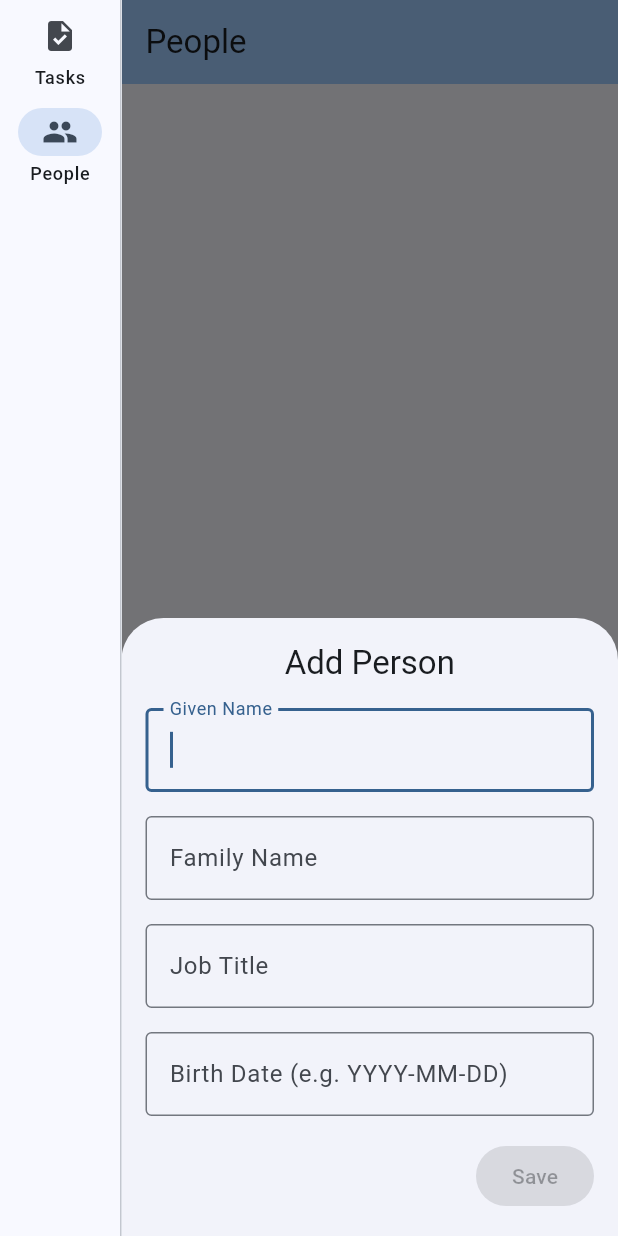
After one commit to mark-dropbear/knowledge_graph, a Flutter app: the screen it shows after launch, after a tap on "People", after a tap on the "add" icon, on a phone screen of 412 x 824 dp. The commit adds this screen. Run offline on Flutter 3.47's test engine with Material 3 defaults, Android fonts, the phone set to English and light mode, and no system bars; our stand-ins replace go_router; missing offline and left inert: data_layer.

Commit message:
feat: implement CRUD functionality and UI for managing people entities

```diff
--- /dev/null
+++ b/lib/data/repositories/person_repository.dart
@@ -0,0 +1,12 @@
+import 'package:data_layer/data_layer.dart';
+import 'package:knowledge_graph/domain/models/person.dart';
+
+class PersonRepository extends Repository<Person> {
+  PersonRepository()
+    : super(
+        SourceList<Person>(
+          bindings: Person.bindings,
+          sources: [LocalMemorySource<Person>(bindings: Person.bindings)],
+        ),
+      );
+}
--- /dev/null
+++ b/lib/domain/models/person.dart
@@ -0,0 +1,78 @@
+import 'package:data_layer/data_layer.dart';
+import 'package:uuid/uuid.dart';
+import 'thing.dart';
+
+class Person implements Thing {
+  @override
+  final String id;
+  @override
+  final String type = 'Person';
+
+  final String? givenName;
+  final String? familyName;
+  final String? jobTitle;
+  final String? birthDate;
+
+  Person({
+    required this.id,
+    this.givenName,
+    this.familyName,
+    this.jobTitle,
+    this.birthDate,
+  }) : assert(
+         (givenName != null && givenName.trim().isNotEmpty) ||
+             (familyName != null && familyName.trim().isNotEmpty),
+         'A Person must have at least a givenName or familyName.',
+       );
+
+  Person copyWith({
+    String? id,
+    String? givenName,
+    String? familyName,
+    String? jobTitle,
+    String? birthDate,
+    bool clearGivenName = false,
+    bool clearFamilyName = false,
+    bool clearJobTitle = false,
+    bool clearBirthDate = false,
+  }) {
+    return Person(
+      id: id ?? this.id,
+      givenName: clearGivenName ? null : (givenName ?? this.givenName),
+      familyName: clearFamilyName ? null : (familyName ?? this.familyName),
+      jobTitle: clearJobTitle ? null : (jobTitle ?? this.jobTitle),
+      birthDate: clearBirthDate ? null : (birthDate ?? this.birthDate),
+    );
+  }
+
+  factory Person.fromJson(Map<String, dynamic> json) {
+    return Person(
+      id: json['@id'] as String,
+      givenName: json['givenName'] as String?,
+      familyName: json['familyName'] as String?,
+      jobTitle: json['jobTitle'] as String?,
+      birthDate: json['birthDate'] as String?,
+    );
+  }
+
+  Map<String, dynamic> toJson() {
+    return {
+      '@type': type,
+      '@id': id,
+      if (givenName != null && givenName!.isNotEmpty) 'givenName': givenName,
+      if (familyName != null && familyName!.isNotEmpty)
+        'familyName': familyName,
+      if (jobTitle != null && jobTitle!.isNotEmpty) 'jobTitle': jobTitle,
+      if (birthDate != null && birthDate!.isNotEmpty) 'birthDate': birthDate,
+    };
+  }
+
+  static final bindings = CreationBindings<Person>(
+    fromJson: Person.fromJson,
+    toJson: (person) => person.toJson(),
+    getId: (person) => person.id.isEmpty ? null : person.id,
+    save: (person) => person.copyWith(
+      id: person.id.isEmpty ? 'urn:uuid:${const Uuid().v4()}' : person.id,
+    ),
+  );
+}
--- /dev/null
+++ b/lib/domain/use_cases/person_use_cases.dart
@@ -0,0 +1,70 @@
+import 'package:logging/logging.dart';
+import 'package:knowledge_graph/domain/models/person.dart';
+import 'package:knowledge_graph/data/repositories/person_repository.dart';
+
+class CreatePersonUseCase {
+  final Logger _log = Logger('CreatePersonUseCase');
+  final PersonRepository _personRepository;
+
+  CreatePersonUseCase(this._personRepository);
+
+  Future<void> execute({
+    String? givenName,
+    String? familyName,
+    String? jobTitle,
+    String? birthDate,
+  }) async {
+    _log.info('Creating new person');
+    final newPerson = Person(
+      id: '', // Will be generated by repository save binding
+      givenName: givenName,
+      familyName: familyName,
+      jobTitle: jobTitle,
+      birthDate: birthDate,
+    );
+    await _personRepository.setItem(newPerson);
+    _log.fine('Person saved successfully to repository');
+  }
+}
+
+class EditPersonUseCase {
+  final Logger _log = Logger('EditPersonUseCase');
+  final PersonRepository _personRepository;
+
+  EditPersonUseCase(this._personRepository);
+
+  Future<void> execute(
+    Person person, {
+    String? givenName,
+    String? familyName,
+    String? jobTitle,
+    String? birthDate,
+  }) async {
+    _log.info('Editing person: ${person.id}');
+    final updatedPerson = person.copyWith(
+      givenName: givenName,
+      familyName: familyName,
+      jobTitle: jobTitle,
+      birthDate: birthDate,
+      clearGivenName: givenName == null || givenName.trim().isEmpty,
+      clearFamilyName: familyName == null || familyName.trim().isEmpty,
+      clearJobTitle: jobTitle == null || jobTitle.trim().isEmpty,
+      clearBirthDate: birthDate == null || birthDate.trim().isEmpty,
+    );
+    await _personRepository.setItem(updatedPerson);
+    _log.fine('Person updated successfully in repository');
+  }
+}
+
+class DeletePersonUseCase {
+  final Logger _log = Logger('DeletePersonUseCase');
+  final PersonRepository _personRepository;
+
+  DeletePersonUseCase(this._personRepository);
+
+  Future<void> execute(Person person) async {
+    _log.info('Deleting person: ${person.id}');
+    await _personRepository.delete(person.id);
+    _log.fine('Person deleted from repository');
+  }
+}
--- a/lib/main.dart
+++ b/lib/main.dart
@@ -13,6 +13,10 @@ import 'package:knowledge_graph/ui/features/todo/view_models/task_lists_view_mod
 import 'package:knowledge_graph/ui/features/todo/views/todo_list_view.dart';
 import 'package:knowledge_graph/ui/features/todo/views/task_lists_view.dart';
 import 'package:knowledge_graph/ui/layout/main_layout.dart';
+import 'package:knowledge_graph/data/repositories/person_repository.dart';
+import 'package:knowledge_graph/domain/use_cases/person_use_cases.dart';
+import 'package:knowledge_graph/ui/features/people/view_models/people_view_model.dart';
+import 'package:knowledge_graph/ui/features/people/views/people_view.dart';
 
 void _setupLogging() {
   Logger.root.level = Level.ALL;
@@ -32,6 +36,7 @@ void main() {
   // 1. Initialize Repositories (Singletons)
   final taskRepo = TaskRepository();
   final taskListRepo = TaskListRepository();
+  final personRepo = PersonRepository();
 
   // 2. Initialize Use Cases
   final createTaskUseCase = CreateTaskUseCase(taskRepo, taskListRepo);
@@ -42,7 +47,15 @@ void main() {
   final createTaskListUseCase = CreateTaskListUseCase(taskListRepo);
   final deleteTaskListUseCase = DeleteTaskListUseCase(taskListRepo, taskRepo);
   final editTaskListUseCase = EditTaskListUseCase(taskListRepo);
-  final exportDatasetUseCase = ExportDatasetUseCase(taskListRepo, taskRepo);
+  final exportDatasetUseCase = ExportDatasetUseCase(
+    taskListRepo,
+    taskRepo,
+    personRepo,
+  );
+
+  final createPersonUseCase = CreatePersonUseCase(personRepo);
+  final editPersonUseCase = EditPersonUseCase(personRepo);
+  final deletePersonUseCase = DeletePersonUseCase(personRepo);
 
   // 3. Initialize ViewModels (Singletons)
   final taskListsViewModel = TaskListsViewModel(
@@ -60,6 +73,13 @@ void main() {
     editTaskUseCase: editTaskUseCase,
     hydrateUseCase: hydrateUseCase,
     toggleStatusUseCase: toggleStatusUseCase,
+  );
+
+  final peopleViewModel = PeopleViewModel(
+    personRepository: personRepo,
+    createPersonUseCase: createPersonUseCase,
+    editPersonUseCase: editPersonUseCase,
+    deletePersonUseCase: deletePersonUseCase,
   );
 
   // 4. Configure GoRouter
@@ -80,6 +100,10 @@ void main() {
               final listId = state.pathParameters['id']!;
               return TodoListView(listId: listId, viewModel: todoListViewModel);
             },
+          ),
+          GoRoute(
+            path: '/people',
+            builder: (context, state) => PeopleView(viewModel: peopleViewModel),
           ),
         ],
       ),
--- /dev/null
+++ b/lib/ui/features/people/view_models/people_view_model.dart
@@ -0,0 +1,86 @@
+import 'package:flutter/foundation.dart';
+import 'package:logging/logging.dart';
+import 'package:data_layer/data_layer.dart';
+import 'package:knowledge_graph/domain/models/person.dart';
+import 'package:knowledge_graph/data/repositories/person_repository.dart';
+import 'package:knowledge_graph/domain/use_cases/person_use_cases.dart';
+
+class PeopleViewModel extends ChangeNotifier {
+  static final _log = Logger('PeopleViewModel');
+
+  final PersonRepository _personRepository;
+  final CreatePersonUseCase _createPersonUseCase;
+  final EditPersonUseCase _editPersonUseCase;
+  final DeletePersonUseCase _deletePersonUseCase;
+
+  PeopleViewModel({
+    required PersonRepository personRepository,
+    required CreatePersonUseCase createPersonUseCase,
+    required EditPersonUseCase editPersonUseCase,
+    required DeletePersonUseCase deletePersonUseCase,
+  }) : _personRepository = personRepository,
+       _createPersonUseCase = createPersonUseCase,
+       _editPersonUseCase = editPersonUseCase,
+       _deletePersonUseCase = deletePersonUseCase;
+
+  bool _isLoading = false;
+  bool get isLoading => _isLoading;
+
+  List<Person> _people = [];
+  List<Person> get people => _people;
+
+  Future<void> initialize() async {
+    _log.info('Initializing PeopleViewModel');
+    _isLoading = true;
+    notifyListeners();
+
+    try {
+      _people = await _personRepository.getItems(
+        details: RequestDetails.read(requestType: RequestType.allLocal),
+      );
+    } finally {
+      _isLoading = false;
+      notifyListeners();
+    }
+  }
+
+  Future<void> addPerson({
+    String? givenName,
+    String? familyName,
+    String? jobTitle,
+    String? birthDate,
+  }) async {
+    _log.info('Adding new person');
+    await _createPersonUseCase.execute(
+      givenName: givenName,
+      familyName: familyName,
+      jobTitle: jobTitle,
+      birthDate: birthDate,
+    );
+    await initialize();
+  }
+
+  Future<void> editPerson(
+    Person person, {
+    String? givenName,
+    String? familyName,
+    String? jobTitle,
+    String? birthDate,
+  }) async {
+    _log.info('Editing person: ${person.id}');
+    await _editPersonUseCase.execute(
+      person,
+      givenName: givenName,
+      familyName: familyName,
+      jobTitle: jobTitle,
+      birthDate: birthDate,
+    );
+    await initialize();
+  }
+
+  Future<void> deletePerson(Person person) async {
+    _log.info('Deleting person: ${person.id}');
+    await _deletePersonUseCase.execute(person);
+    await initialize();
+  }
+}
--- /dev/null
+++ b/lib/ui/features/people/views/people_view.dart
@@ -0,0 +1,238 @@
+import 'package:flutter/material.dart';
+import 'package:knowledge_graph/domain/models/person.dart';
+import 'package:knowledge_graph/ui/features/people/view_models/people_view_model.dart';
+
+class PeopleView extends StatefulWidget {
+  final PeopleViewModel viewModel;
+
+  const PeopleView({super.key, required this.viewModel});
+
+  @override
+  State<PeopleView> createState() => _PeopleViewState();
+}
+
+class _PeopleViewState extends State<PeopleView> {
+  @override
+  void initState() {
+    super.initState();
+    widget.viewModel.initialize();
+  }
+
+  void _showAddPersonModal(BuildContext context) {
+    _showPersonModal(context);
+  }
+
+  void _showEditPersonModal(BuildContext context, Person person) {
+    _showPersonModal(context, person: person);
+  }
+
+  void _showPersonModal(BuildContext context, {Person? person}) {
+    final givenNameController = TextEditingController(text: person?.givenName);
+    final familyNameController = TextEditingController(
+      text: person?.familyName,
+    );
+    final jobTitleController = TextEditingController(text: person?.jobTitle);
+    final birthDateController = TextEditingController(text: person?.birthDate);
+
+    showModalBottomSheet(
+      context: context,
+      isScrollControlled: true,
+      builder: (context) {
+        return StatefulBuilder(
+          builder: (context, setState) {
+            void updateState() {
+              setState(() {});
+            }
+
+            return Padding(
+              padding: EdgeInsets.only(
+                bottom: MediaQuery.of(context).viewInsets.bottom,
+                left: 16,
+                right: 16,
+                top: 16,
+              ),
+              child: SingleChildScrollView(
+                child: Column(
+                  mainAxisSize: MainAxisSize.min,
+                  children: [
+                    Text(
+                      person == null ? 'Add Person' : 'Edit Person',
+                      style: Theme.of(context).textTheme.titleLarge,
+                    ),
+                    const SizedBox(height: 16),
+                    TextField(
+                      controller: givenNameController,
+                      decoration: const InputDecoration(
+                        labelText: 'Given Name',
+                        border: OutlineInputBorder(),
+                      ),
+                      onChanged: (_) => updateState(),
+                      autofocus: person == null,
+                    ),
+                    const SizedBox(height: 16),
+                    TextField(
+                      controller: familyNameController,
+                      decoration: const InputDecoration(
+                        labelText: 'Family Name',
+                        border: OutlineInputBorder(),
+                      ),
+                      onChanged: (_) => updateState(),
+                    ),
+                    const SizedBox(height: 16),
+                    TextField(
+                      controller: jobTitleController,
+                      decoration: const InputDecoration(
+                        labelText: 'Job Title',
+                        border: OutlineInputBorder(),
+                      ),
+                    ),
+                    const SizedBox(height: 16),
+                    TextField(
+                      controller: birthDateController,
+                      decoration: const InputDecoration(
+                        labelText: 'Birth Date (e.g. YYYY-MM-DD)',
+                        border: OutlineInputBorder(),
+                      ),
+                    ),
+                    const SizedBox(height: 16),
+                    Row(
+                      mainAxisAlignment: MainAxisAlignment.spaceBetween,
+                      children: [
+                        if (person != null)
+                          OutlinedButton.icon(
+                            style: OutlinedButton.styleFrom(
+                              foregroundColor: Colors.red,
+                            ),
+                            onPressed: () {
+                              widget.viewModel.deletePerson(person);
+                              Navigator.pop(context);
+                            },
+                            icon: const Icon(Icons.delete),
+                            label: const Text('Delete'),
+                          )
+                        else
+                          const SizedBox.shrink(),
+                        ElevatedButton(
+                          onPressed:
+                              (givenNameController.text.trim().isEmpty &&
+                                  familyNameController.text.trim().isEmpty)
+                              ? null
+                              : () {
+                                  final givenName = givenNameController.text
+                                      .trim();
+                                  final familyName = familyNameController.text
+                                      .trim();
+                                  final jobTitle = jobTitleController.text
+                                      .trim();
+                                  final birthDate = birthDateController.text
+                                      .trim();
+
+                                  if (person == null) {
+                                    widget.viewModel.addPerson(
+                                      givenName: givenName.isEmpty
+                                          ? null
+                                          : givenName,
+                                      familyName: familyName.isEmpty
+                                          ? null
+                                          : familyName,
+                                      jobTitle: jobTitle.isEmpty
+                                          ? null
+                                          : jobTitle,
+                                      birthDate: birthDate.isEmpty
+                                          ? null
+                                          : birthDate,
+                                    );
+                                  } else {
+                                    widget.viewModel.editPerson(
+                                      person,
+                                      givenName: givenName.isEmpty
+                                          ? null
+                                          : givenName,
+                                      familyName: familyName.isEmpty
+                                          ? null
+                                          : familyName,
+                                      jobTitle: jobTitle.isEmpty
+                                          ? null
+                                          : jobTitle,
+                                      birthDate: birthDate.isEmpty
+                                          ? null
+                                          : birthDate,
+                                    );
+                                  }
+                                  Navigator.pop(context);
+                                },
+                          child: const Text('Save'),
+                        ),
+                      ],
+                    ),
+                    const SizedBox(height: 16),
+                  ],
+                ),
+              ),
+            );
+          },
+        );
+      },
+    );
+  }
+
+  @override
+  Widget build(BuildContext context) {
+    return Scaffold(
+      appBar: AppBar(
+        title: const Text('People'),
+        backgroundColor: Theme.of(context).colorScheme.inversePrimary,
+      ),
+      body: ListenableBuilder(
+        listenable: widget.viewModel,
+        builder: (context, _) {
+          if (widget.viewModel.isLoading) {
+            return const Center(child: CircularProgressIndicator());
+          }
+
+          if (widget.viewModel.people.isEmpty) {
+            return const Center(
+              child: Text('No people found. Click + to add one.'),
+            );
+          }
+
+          return ListView.builder(
+            itemCount: widget.viewModel.people.length,
+            itemBuilder: (context, index) {
+              final person = widget.viewModel.people[index];
+              final displayName = [
+                person.givenName,
+                person.familyName,
+              ].where((n) => n != null && n.isNotEmpty).join(' ');
+
+              return Dismissible(
+                key: Key(person.id),
+                direction: DismissDirection.endToStart,
+                background: Container(
+                  color: Colors.red,
+                  alignment: Alignment.centerRight,
+                  padding: const EdgeInsets.only(right: 20.0),
+                  child: const Icon(Icons.delete, color: Colors.white),
+                ),
+                onDismissed: (direction) {
+                  widget.viewModel.deletePerson(person);
+                },
+                child: ListTile(
+                  title: Text(displayName),
+                  subtitle: person.jobTitle != null
+                      ? Text(person.jobTitle!)
+                      : null,
+                  onTap: () => _showEditPersonModal(context, person),
+                ),
+              );
+            },
+          );
+        },
+      ),
+      floatingActionButton: FloatingActionButton(
+        onPressed: () => _showAddPersonModal(context),
+        child: const Icon(Icons.add),
+      ),
+    );
+  }
+}
--- a/lib/ui/layout/main_layout.dart
+++ b/lib/ui/layout/main_layout.dart
@@ -6,16 +6,26 @@ class MainLayout extends StatelessWidget {
 
   const MainLayout({super.key, required this.child});
 
+  int _calculateSelectedIndex(BuildContext context) {
+    final String location = GoRouterState.of(context).uri.path;
+    if (location.startsWith('/people')) {
+      return 1;
+    }
+    return 0;
+  }
+
   @override
   Widget build(BuildContext context) {
     return Scaffold(
       body: Row(
         children: [
           NavigationRail(
-            selectedIndex: 0,
+            selectedIndex: _calculateSelectedIndex(context),
             onDestinationSelected: (int index) {
               if (index == 0) {
                 context.go('/');
+              } else if (index == 1) {
+                context.go('/people');
               }
             },
             labelType: NavigationRailLabelType.all,
@@ -24,6 +34,11 @@ class MainLayout extends StatelessWidget {
                 icon: Icon(Icons.task),
                 selectedIcon: Icon(Icons.task),
                 label: Text('Tasks'),
+              ),
+              NavigationRailDestination(
+                icon: Icon(Icons.people),
+                selectedIcon: Icon(Icons.people),
+                label: Text('People'),
               ),
             ],
           ),
```
Also changed, not shown: lib/domain/use_cases/export_dataset_use_case.dart (+17 -1 lines), 4 other files.
